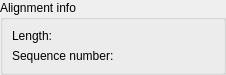
First picture: the form in src/corelibs/U2View/src/ov_msa/General/McaGeneralTabOptionsPanelWidget.ui, repository violethaze74/ugene, before the edit.
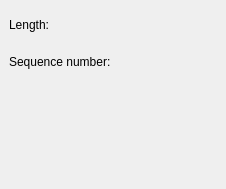
Second picture: the form after the edit. Custom widgets are drawn as their Qt base class.

Commit message: UGENE-5488: consensus settings widget and its adding to the OP for the Sanger view

The edit to the form file:
```diff
--- a/src/corelibs/U2View/src/ov_msa/General/McaGeneralTabOptionsPanelWidget.ui
+++ b/src/corelibs/U2View/src/ov_msa/General/McaGeneralTabOptionsPanelWidget.ui
@@ -7,7 +7,7 @@
     <x>0</x>
     <y>0</y>
     <width>226</width>
-    <height>57</height>
+    <height>189</height>
    </rect>
   </property>
   <property name="windowTitle">
@@ -23,14 +23,8 @@
    <property name="rightMargin">
     <number>0</number>
    </property>
-   <property name="bottomMargin">
-    <number>0</number>
-   </property>
    <item>
-    <widget class="QGroupBox" name="groupBox">
-     <property name="title">
-      <string>Alignment info</string>
-     </property>
+    <widget class="QWidget" name="alignmentInfoWgt" native="true">
      <layout class="QGridLayout" name="gridLayout">
       <item row="0" column="0">
        <widget class="QLabel" name="label">
@@ -69,8 +63,19 @@
      </layout>
     </widget>
    </item>
+   <item>
+    <widget class="U2::MaConsensusModeWidget" name="consensusModeWgt" native="true"/>
+   </item>
   </layout>
  </widget>
+ <customwidgets>
+  <customwidget>
+   <class>U2::MaConsensusModeWidget</class>
+   <extends>QWidget</extends>
+   <header>ov_msa/General/MaConsensusModeWidget.h</header>
+   <container>1</container>
+  </customwidget>
+ </customwidgets>
  <resources/>
  <connections/>
 </ui>
```
Left out of the diff: 26 changed lines with no effect on the pictures. The commit also changes 7 other files.
